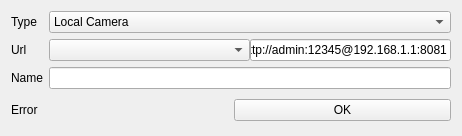
This is Other/CameraDemo/addcameraform.ui in hondodo/PCamera as Qt 5 draws it before an edit. The edited form follows.
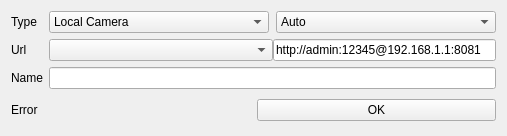
This is the edited form.

What changed in the file:
```diff
--- a/Other/CameraDemo/addcameraform.ui
+++ b/Other/CameraDemo/addcameraform.ui
@@ -6,7 +6,7 @@
    <rect>
     <x>0</x>
     <y>0</y>
-    <width>462</width>
+    <width>507</width>
     <height>136</height>
    </rect>
   </property>
@@ -55,20 +55,6 @@
        </property>
       </widget>
      </item>
-     <item row="0" column="1">
-      <widget class="QComboBox" name="comboBoxType">
-       <item>
-        <property name="text">
-         <string>Local Camera</string>
-        </property>
-       </item>
-       <item>
-        <property name="text">
-         <string>Web Camera</string>
-        </property>
-       </item>
-      </widget>
-     </item>
      <item row="1" column="1">
       <widget class="QWidget" name="widget" native="true">
        <layout class="QGridLayout" name="gridLayout_2">
@@ -124,6 +110,65 @@
      <item row="2" column="1">
       <widget class="QLineEdit" name="lineEditName"/>
      </item>
+     <item row="0" column="1">
+      <widget class="QWidget" name="widget_3" native="true">
+       <layout class="QGridLayout" name="gridLayout_5">
+        <property name="leftMargin">
+         <number>0</number>
+        </property>
+        <property name="topMargin">
+         <number>0</number>
+        </property>
+        <property name="rightMargin">
+         <number>0</number>
+        </property>
+        <property name="bottomMargin">
+         <number>0</number>
+        </property>
+        <property name="spacing">
+         <number>7</number>
+        </property>
+        <item row="0" column="0">
+         <widget class="QComboBox" name="comboBoxType">
+          <item>
+           <property name="text">
+            <string>Local Camera</string>
+           </property>
+          </item>
+          <item>
+           <property name="text">
+            <string>Web Camera</string>
+           </property>
+          </item>
+         </widget>
+        </item>
+        <item row="0" column="1">
+         <widget class="QComboBox" name="comboBoxSize">
+          <item>
+           <property name="text">
+            <string>Auto</string>
+           </property>
+          </item>
+          <item>
+           <property name="text">
+            <string>1920x1080</string>
+           </property>
+          </item>
+          <item>
+           <property name="text">
+            <string>1280x720</string>
+           </property>
+          </item>
+          <item>
+           <property name="text">
+            <string>640x480</string>
+           </property>
+          </item>
+         </widget>
+        </item>
+       </layout>
+      </widget>
+     </item>
     </layout>
    </item>
   </layout>
```
Left out of the diff: 64 changed lines with no effect on the pictures.
